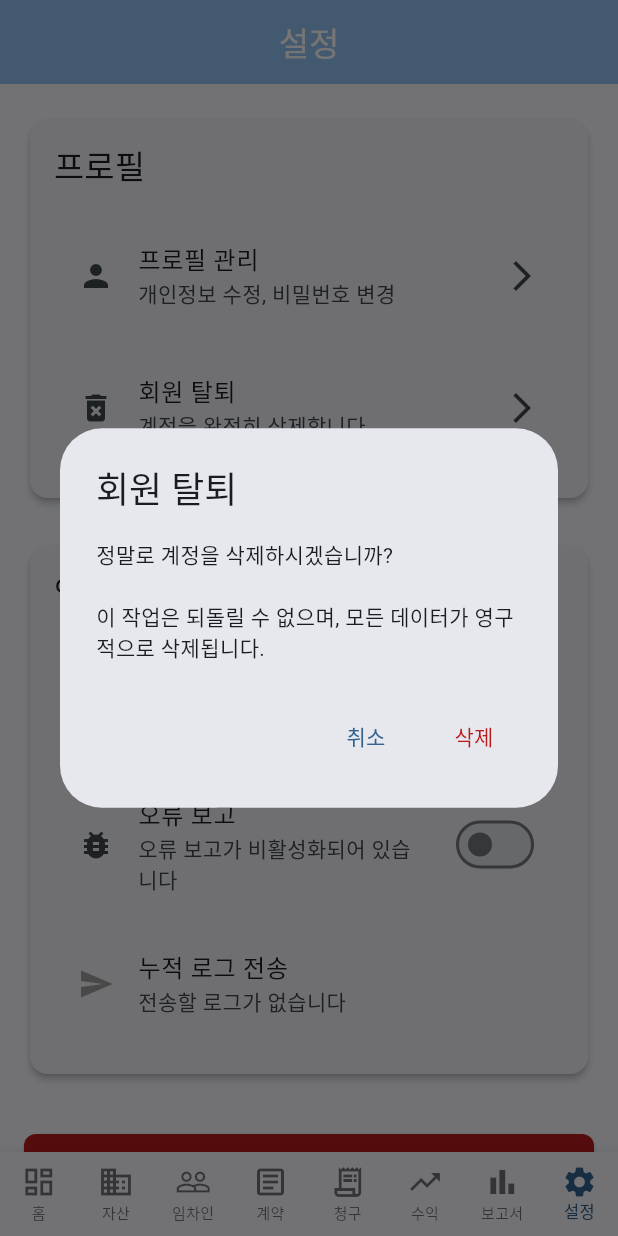
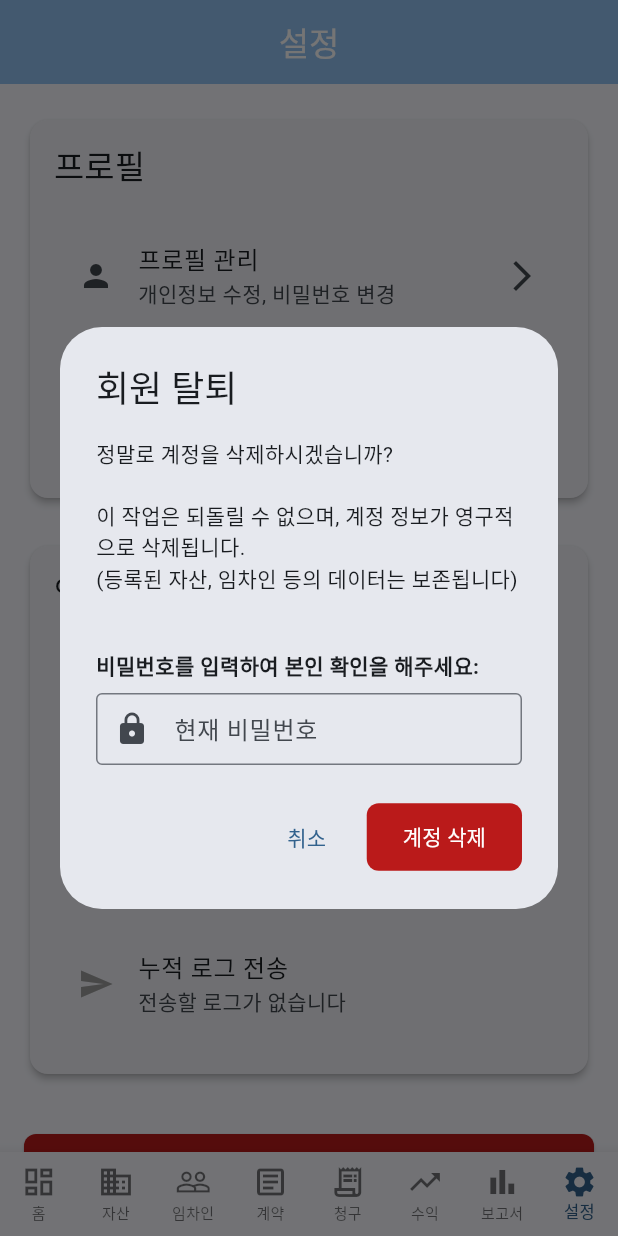
Before and after one commit to youp-han/RentHouse_A, a Flutter app: the SettingsScreen screen opened by its route, after a tap on "회원 탈퇴", on a phone screen of 412 x 824 dp. Run offline on Flutter 3.47's test engine with Material 3 defaults, Android fonts, the phone set to English and light mode, and no system bars; our stand-ins replace device_info_plus, dio, drift, flutter_riverpod, flutter_secure_storage, freezed_annotation and 4 more; accounts and stored records are empty; generated files the repository leaves out were written again.

Commit message:
회원탈퇴 기능 추가
  1. AuthRepository.deleteAccount():
    - 비밀번호 확인으로 본인 인증
    - 데이터베이스에서 사용자 삭제
    - 로컬 저장소 인증 정보 삭제
    - 자동 로그아웃 처리
  2. AuthController.deleteAccount():
    - AuthRepository 연동
    - 상태 관리 및 로깅
    - 오류 처리
  3. Settings 화면 업데이트:
    - 비밀번호 입력 다이얼로그
    - 로딩 표시
    - 성공/실패 메시지
    - 로그인 화면으로 자동 이동

  🛡️  보안 기능:

  - ✅ 현재 비밀번호 확인 필수
  - ✅ 확인 다이얼로그로 실수 방지
  - ✅ 되돌릴 수 없음 경고 표시

  📋 데이터 정책:

  - 삭제되는 것: 사용자 계정 정보만
  - 보존되는 것: 등록된 자산, 임차인, 계약 등의 데이터
    - 추후 정책 변경 가능 (TODO 주석 추가됨)

  🎯 사용 흐름:

  1. 설정 > 회원 탈퇴 클릭
  2. 경고 메시지 확인
  3. 현재 비밀번호 입력
  4. 계정 삭제 버튼 클릭
  5. 처리 중 로딩 표시
  6. 성공 시 자동 로그아웃 & 로그인 화면 이동

```diff
--- a/renthouse/lib/features/settings/presentation/settings_screen.dart
+++ b/renthouse/lib/features/settings/presentation/settings_screen.dart
@@ -160,29 +160,69 @@ class SettingsScreen extends ConsumerWidget {
   }
 
   void _showDeleteAccountDialog(BuildContext context, WidgetRef ref) {
+    final passwordController = TextEditingController();
+
     showDialog(
       context: context,
       builder: (BuildContext context) {
         return AlertDialog(
           title: const Text('회원 탈퇴'),
-          content: const Text(
-            '정말로 계정을 삭제하시겠습니까?\n\n'
-            '이 작업은 되돌릴 수 없으며, 모든 데이터가 영구적으로 삭제됩니다.',
+          content: Column(
+            mainAxisSize: MainAxisSize.min,
+            crossAxisAlignment: CrossAxisAlignment.start,
+            children: [
+              const Text(
+                '정말로 계정을 삭제하시겠습니까?\n\n'
+                '이 작업은 되돌릴 수 없으며, 계정 정보가 영구적으로 삭제됩니다.\n'
+                '(등록된 자산, 임차인 등의 데이터는 보존됩니다)\n',
+                style: TextStyle(fontSize: 14),
+              ),
+              const SizedBox(height: 16),
+              const Text(
+                '비밀번호를 입력하여 본인 확인을 해주세요:',
+                style: TextStyle(fontWeight: FontWeight.bold),
+              ),
+              const SizedBox(height: 8),
+              TextField(
+                controller: passwordController,
+                obscureText: true,
+                decoration: const InputDecoration(
+                  labelText: '현재 비밀번호',
+                  border: OutlineInputBorder(),
+                  prefixIcon: Icon(Icons.lock),
+                ),
+              ),
+            ],
           ),
           actions: [
             TextButton(
-              onPressed: () => Navigator.of(context).pop(),
+              onPressed: () {
+                passwordController.dispose();
+                Navigator.of(context).pop();
+              },
               child: const Text('취소'),
             ),
-            TextButton(
+            FilledButton(
               onPressed: () {
+                final password = passwordController.text.trim();
+                if (password.isEmpty) {
+                  ScaffoldMessenger.of(context).showSnackBar(
+                    const SnackBar(
+                      content: Text('비밀번호를 입력해주세요.'),
+                      backgroundColor: Colors.orange,
+                    ),
+                  );
+                  return;
+                }
+
+                passwordController.dispose();
                 Navigator.of(context).pop();
-                _handleDeleteAccount(context, ref);
+                _handleDeleteAccount(context, ref, password);
               },
-              style: TextButton.styleFrom(
-                foregroundColor: Theme.of(context).colorScheme.error,
+              style: FilledButton.styleFrom(
+                backgroundColor: Theme.of(context).colorScheme.error,
               ),
-              child: const Text('삭제'),
+              child: const Text('계정 삭제'),
             ),
           ],
         );
@@ -286,17 +326,47 @@ class SettingsScreen extends ConsumerWidget {
     );
   }
 
-  Future<void> _handleDeleteAccount(BuildContext context, WidgetRef ref) async {
+  Future<void> _handleDeleteAccount(BuildContext context, WidgetRef ref, String password) async {
     try {
-      // TODO: 회원 탈퇴 로직 구현
-      ScaffoldMessenger.of(context).showSnackBar(
-        const SnackBar(
-          content: Text('회원 탈퇴 기능이 구현 예정입니다'),
-          backgroundColor: Colors.orange,
-        ),
-      );
+      // 로딩 다이얼로그 표시
+      if (context.mounted) {
+        showDialog(
+          context: context,
+          barrierDismissible: false,
+          builder: (context) => const AlertDialog(
+            content: Row(
+              mainAxisSize: MainAxisSize.min,
+              children: [
+                CircularProgressIndicator(),
+                SizedBox(width: 16),
+                Text('계정을 삭제하는 중...'),
+              ],
+            ),
+          ),
+        );
+      }
+
+      // 회원 탈퇴 실행
+      await ref.read(authControllerProvider.notifier).deleteAccount(password);
+
+      if (context.mounted) {
+        Navigator.of(context).pop(); // 로딩 다이얼로그 닫기
+
+        // 성공 메시지 표시
+        ScaffoldMessenger.of(context).showSnackBar(
+          const SnackBar(
+            content: Text('계정이 성공적으로 삭제되었습니다.'),
+            backgroundColor: Colors.green,
+          ),
+        );
+
+        // 로그인 화면으로 이동
+        context.go('/login');
+      }
     } catch (e) {
       if (context.mounted) {
+        Navigator.of(context).pop(); // 로딩 다이얼로그 닫기
+
         ScaffoldMessenger.of(context).showSnackBar(
           SnackBar(
             content: Text('회원 탈퇴 실패: ${e.toString()}'),
```
Also changed, not shown: renthouse/lib/app/app.dart (+9 -8 lines), renthouse/lib/core/auth/auth_repository.dart (+31 -0 lines), renthouse/lib/features/auth/application/auth_controller.dart (+17 -0 lines), renthouse/lib/features/auth/application/auth_controller.g.dart.
